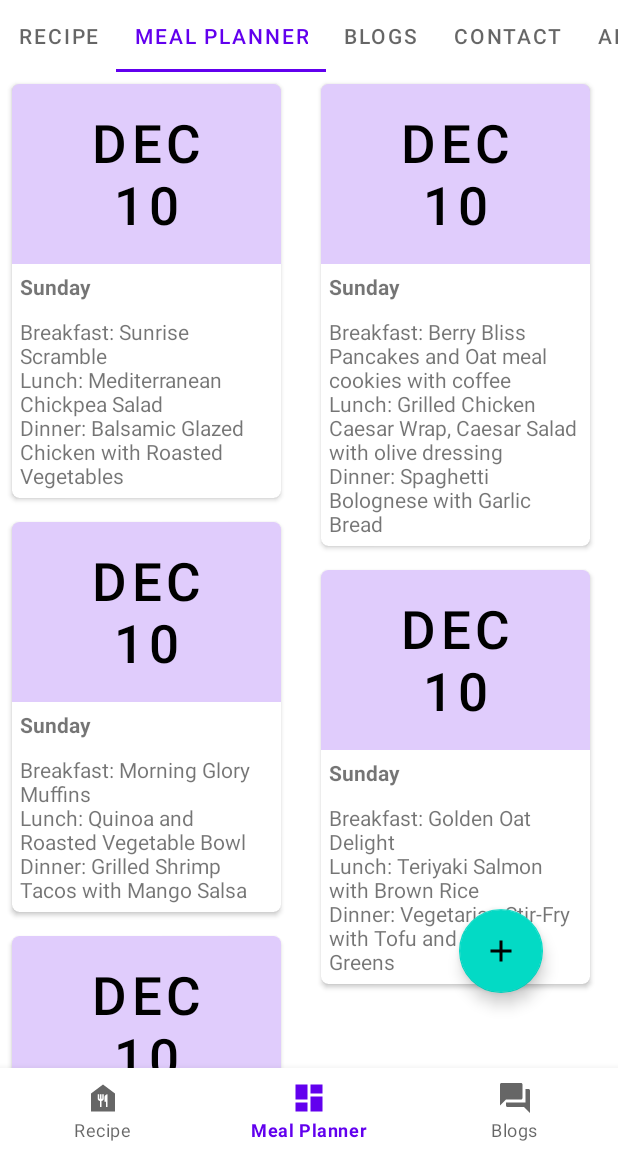
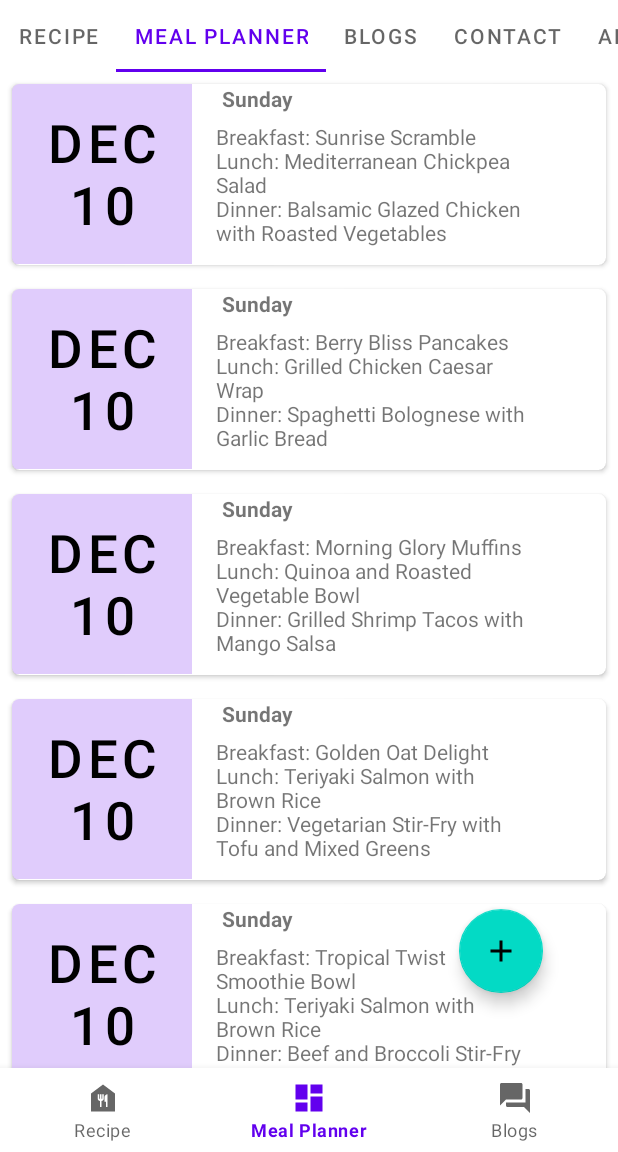
Before and after one commit to SunitcB/FoodiePal, an Android app: the MainActivity screen opened directly, with no data from a screen before it, item 2 of the bottom bar chosen, on a phone screen of 412 x 824 dp, the part 84-1236 px from its top. Run offline under Robolectric (Android 15) with nearby library versions, the light colour scheme and no system bars; 1 statement that could not run was skipped.

Commit message:
Revert "Staggered Layout added for meal planner"
This reverts commit 593c3f84aa0d1ba81008e0c82c20bedfefe31e71.

```diff
--- a/app/src/main/java/com/example/foodiepal/activities/MainActivity.kt
+++ b/app/src/main/java/com/example/foodiepal/activities/MainActivity.kt
@@ -48,7 +48,7 @@ class MainActivity : AppCompatActivity() {
             tab.text = tabList[position]
         }.attach()
 
-        bottomNavView.setOnItemSelectedListener { item ->
+        bottomNavView.setOnNavigationItemSelectedListener { item ->
             when (item.itemId) {
                 R.id.navigation_recipe -> viewPager.currentItem = 0
                 R.id.navigation_meal_planner -> viewPager.currentItem = 1
--- a/app/src/main/java/com/example/foodiepal/ui/planner/MealPlannerFragment.kt
+++ b/app/src/main/java/com/example/foodiepal/ui/planner/MealPlannerFragment.kt
@@ -13,8 +13,6 @@ import android.widget.Toast
 import androidx.fragment.app.Fragment
 import androidx.lifecycle.ViewModelProvider
 import androidx.recyclerview.widget.LinearLayoutManager
-import androidx.recyclerview.widget.RecyclerView.Orientation
-import androidx.recyclerview.widget.StaggeredGridLayoutManager
 import com.example.foodiepal.R
 import com.example.foodiepal.adapter.MealPlanListAdapter
 import com.example.foodiepal.adapter.RecipeListAdapter
@@ -42,8 +40,8 @@ class MealPlannerFragment : Fragment() {
             LocalDate.now()
         ),
         MealPlannerDataModel(
-            "Berry Bliss Pancakes and Oat meal cookies with coffee",
-            "Grilled Chicken Caesar Wrap, Caesar Salad with olive dressing",
+            "Berry Bliss Pancakes",
+            "Grilled Chicken Caesar Wrap",
             "Spaghetti Bolognese with Garlic Bread",
             LocalDate.now()
         ),
@@ -80,7 +78,7 @@ class MealPlannerFragment : Fragment() {
 
         var addNewMealPlanBtn = binding.addNewMealPlanBtn
         var recyclerView = binding.mealPlanRecycleView
-        recyclerView.layoutManager = StaggeredGridLayoutManager(2, StaggeredGridLayoutManager.VERTICAL)
+        recyclerView.layoutManager = LinearLayoutManager(requireContext())
         val mealPlannerAdapter = MealPlanListAdapter(requireContext(), mealPlanList)
         recyclerView.adapter = mealPlannerAdapter
 
--- a/app/src/main/java/com/example/foodiepal/ui/recipe/RecipeFragment.kt
+++ b/app/src/main/java/com/example/foodiepal/ui/recipe/RecipeFragment.kt
@@ -1,18 +1,22 @@
 package com.example.foodiepal.ui.recipe
 
 import android.app.AlertDialog
+import android.content.res.Resources
 import android.os.Bundle
 import android.view.LayoutInflater
 import android.view.View
 import android.view.ViewGroup
 import android.widget.EditText
+import android.widget.TextView
 import android.widget.Toast
 import androidx.fragment.app.Fragment
 import androidx.lifecycle.ViewModelProvider
 import androidx.recyclerview.widget.LinearLayoutManager
+import androidx.recyclerview.widget.RecyclerView
 import com.example.foodiepal.R
 import com.example.foodiepal.adapter.RecipeListAdapter
 import com.example.foodiepal.databinding.FragmentRecipeBinding
+import com.google.android.material.floatingactionbutton.FloatingActionButton
 
 class RecipeFragment : Fragment() {
 
--- a/app/src/main/res/layout/meal_plan_list.xml
+++ b/app/src/main/res/layout/meal_plan_list.xml
@@ -3,19 +3,18 @@
     xmlns:app="http://schemas.android.com/apk/res-auto"
     xmlns:tools="http://schemas.android.com/tools"
     android:id="@+id/mealPlannerCardView"
-    android:layout_width="195dp"
+    android:layout_width="match_parent"
     android:layout_height="wrap_content"
     android:layout_margin="8dp"
     app:cardCornerRadius="5dp">
 
-    <LinearLayout
+    <androidx.constraintlayout.widget.ConstraintLayout
         android:layout_width="match_parent"
-        android:layout_height="wrap_content"
-        android:orientation="vertical">
+        android:layout_height="wrap_content">
 
         <Button
             android:id="@+id/mealPlanAvatar"
-            android:layout_width="match_parent"
+            android:layout_width="120dp"
             android:layout_height="120dp"
             android:layout_centerHorizontal="true"
             android:background="@drawable/ic_launcher_background"
@@ -31,9 +30,9 @@
 
         <TextView
             android:id="@+id/mealPlanDate"
-            android:layout_width="match_parent"
-            android:layout_height="wrap_content"
-            android:layout_margin="5dp"
+            android:layout_width="206dp"
+            android:layout_height="25dp"
+            android:layout_marginStart="20dp"
             android:fontFamily="sans-serif"
             android:text="TextView"
             android:textStyle="bold"
@@ -43,13 +42,14 @@
 
         <TextView
             android:id="@+id/mealPlanDescription"
-            android:layout_width="match_parent"
-            android:layout_height="wrap_content"
-            android:layout_margin="5dp"
+            android:layout_width="213dp"
+            android:layout_height="90dp"
+            android:layout_marginStart="16dp"
+            android:layout_marginBottom="5dp"
             android:text="TextView"
             app:layout_constraintBottom_toBottomOf="parent"
             app:layout_constraintStart_toEndOf="@+id/mealPlanAvatar"
             app:layout_constraintTop_toBottomOf="@+id/mealPlanDate" />
-    </LinearLayout>
+    </androidx.constraintlayout.widget.ConstraintLayout>
 
 </androidx.cardview.widget.CardView>
```
Also changed, not shown: app/src/main/java/com/example/foodiepal/activities/RecipeDetailsActivity.kt (+16 -0 lines).
